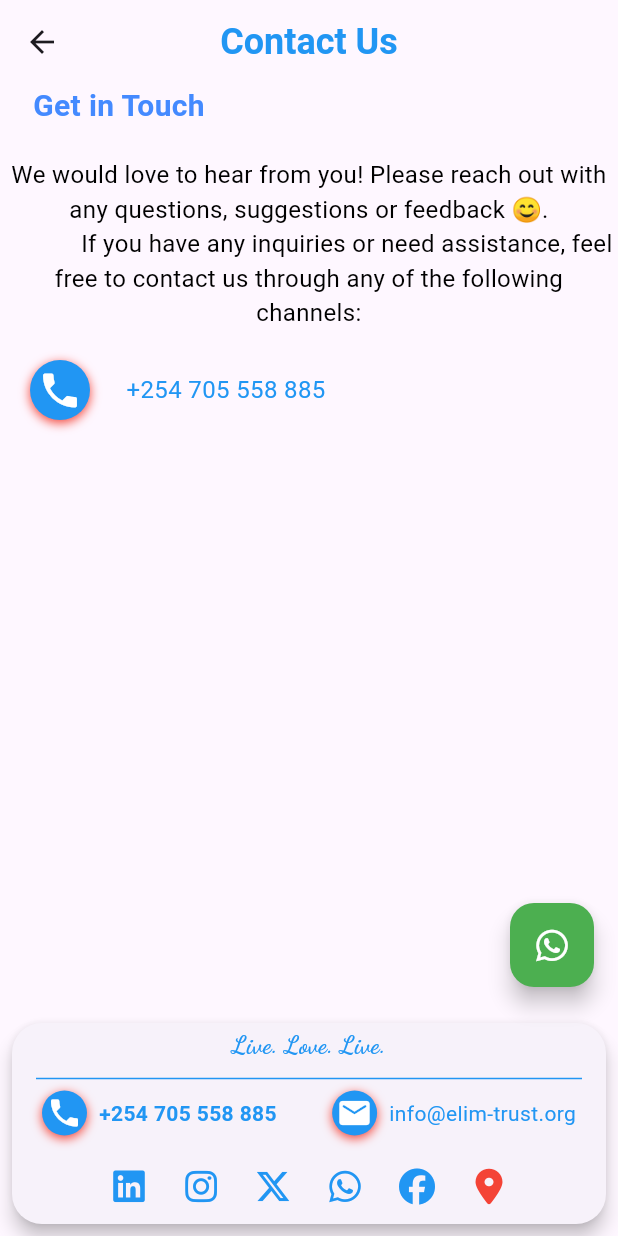
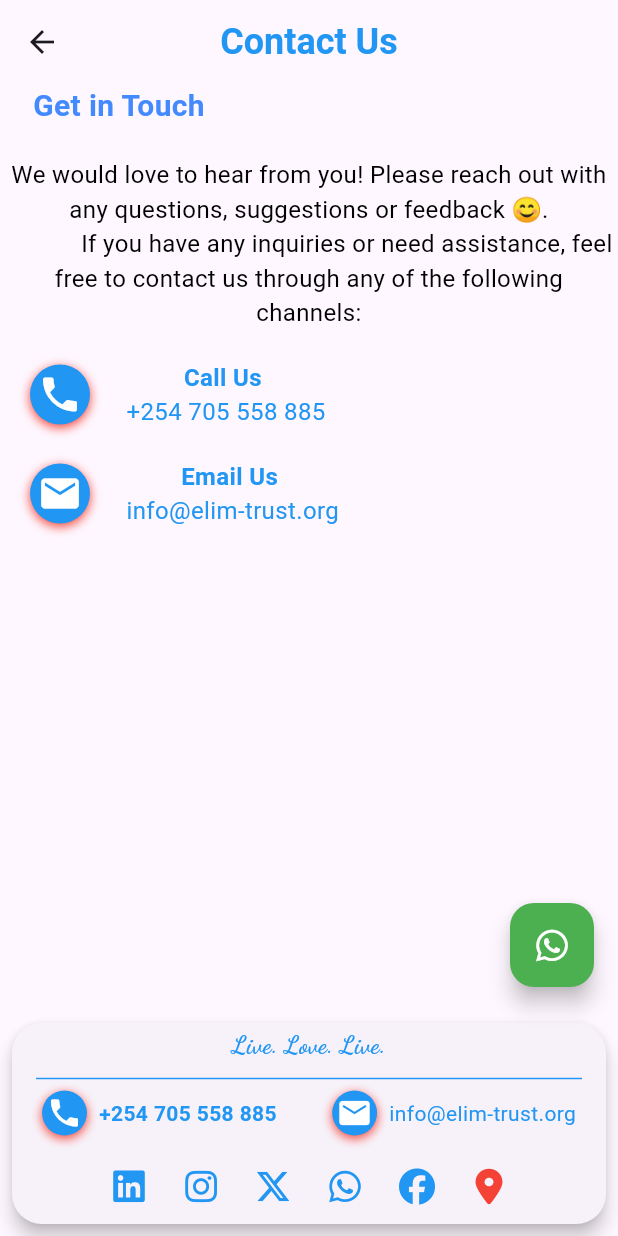
Before and after one commit to Yvonne-Wanja-1/appy, a Flutter app: the ContactPage screen opened by its route, on a phone screen of 412 x 824 dp. Run offline on Flutter 3.47's test engine with Material 3 defaults, Android fonts, the phone set to English and light mode, and no system bars; our stand-ins replace animated_text_kit, curved_navigation_bar, font_awesome_flutter, google_fonts, image_cropper, image_picker and 2 more.

Commit message:
added some widgets to contact page

```diff
--- a/appy/lib/pages/pages/contact.dart
+++ b/appy/lib/pages/pages/contact.dart
@@ -76,12 +76,73 @@ class ContactPage extends StatelessWidget {
                     ),
                   ),
 
-                  const Text(
-                    ' +254 705 558 885',
-                    style: TextStyle(
-                      fontSize: 16,
+                  Column(
+                    children: [
+                      const Text(
+                        'Call Us',
+                        style: TextStyle(
+                          fontSize: 16,
+                          color: Colors.blue,
+                          fontWeight: FontWeight.bold,
+                        ),
+                      ),
+                      const Text(
+                        ' +254 705 558 885',
+                        style: TextStyle(
+                          fontSize: 16,
+                          color: Colors.blue,
+                        ),
+                      ),
+                    ],
+                  ),
+                ],
+              ),
+
+SizedBox(height: 20), // Spacing between rows
+               Row(
+                //mainAxisAlignment: MainAxisAlignment.spaceBetween, // Uncommented this line
+                children:  [
+                  Padding(
+                    padding: const EdgeInsets.only(left: 20, right: 20),
+                    child: Container(
+                      height: 40, // Adjusted height for better appearance
+                      width: 40, // Adjusted width for better appearance
+
+                                 //border radius:
+                    decoration: BoxDecoration(
                       color: Colors.blue,
+                      borderRadius: BorderRadius.circular(20),
+                      boxShadow: const [
+                        BoxShadow(
+                          color: Colors.red,
+                          blurRadius: 5.0,
+                          offset: Offset(0, 2),
+                        ),
+                      ],
                     ),
+
+                                 child: Icon(Icons.email, color: Colors.white, size: 30),
+                    ),
+                  ),
+
+                  Column(
+                    children: [
+                      const Text(
+                        'Email Us',
+                        style: TextStyle(
+                          fontSize: 16,
+                          color: Colors.blue,
+                          fontWeight: FontWeight.bold,
+                        ),
+                      ),
+                      const Text(
+                        ' info@elim-trust.org',
+                        style: TextStyle(
+                          fontSize: 16,
+                          color: Colors.blue,
+                        ),
+                      ),
+                    ],
                   ),
                 ],
               ),
```
